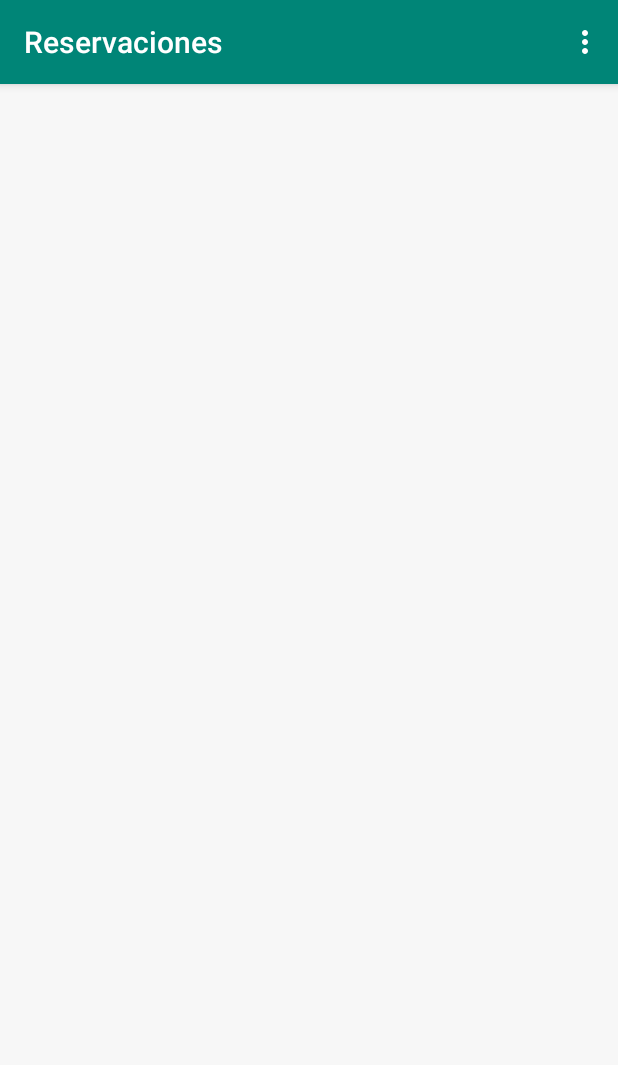
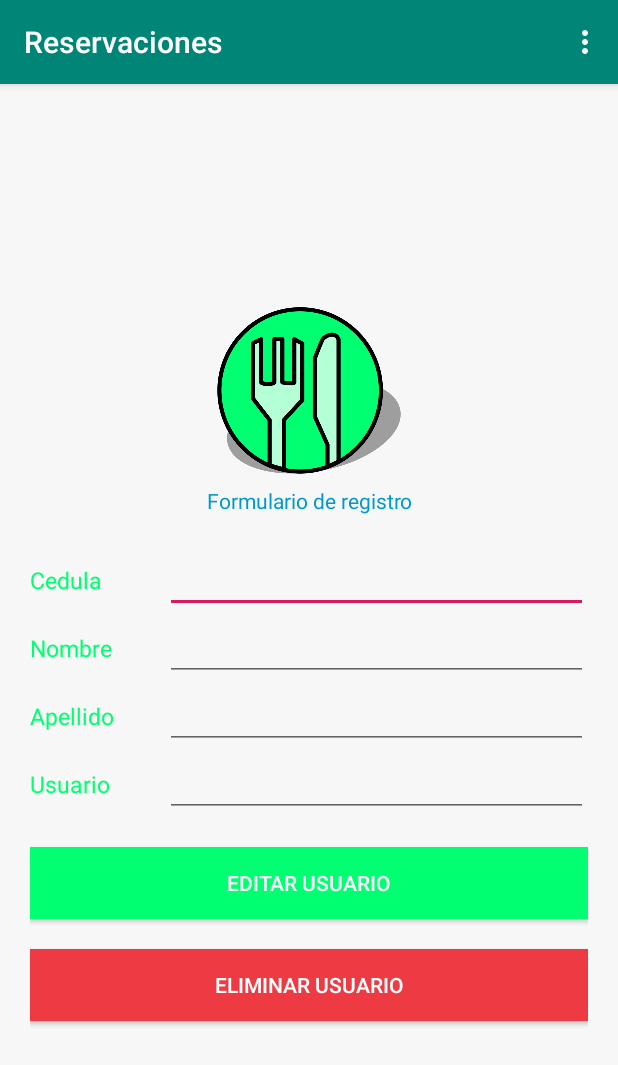
Before and after one commit to luisillo21/Marina_proyecto, an Android app: the DetalleUsuarios screen opened directly, with no data from a screen before it, on a phone screen of 412 x 824 dp. Shown: the top 1065 px of the screen. Run offline under Robolectric (Android 15) with nearby library versions, the phone set to English and light mode, and no system bars.

Commit message:
formularios

```diff
--- a/app/src/main/java/com/example/reservaciones/Activities/DetalleUsuarios.java
+++ b/app/src/main/java/com/example/reservaciones/Activities/DetalleUsuarios.java
@@ -9,15 +9,26 @@ import android.os.Bundle;
 import android.view.Menu;
 import android.view.MenuInflater;
 import android.view.MenuItem;
+import android.widget.Button;
+import android.widget.EditText;
 
 import com.example.reservaciones.R;
 
 public class DetalleUsuarios extends AppCompatActivity {
+    EditText nombre,cedula,apellido,usuario;
+    Button btnEditar,btnEliminar;
+
 
     @Override
     protected void onCreate(Bundle savedInstanceState) {
         super.onCreate(savedInstanceState);
         setContentView(R.layout.activity_detalle_usuarios);
+
+        nombre =(EditText) findViewById(R.id.etformNombre);
+        cedula =(EditText) findViewById(R.id.editCedula);
+        apellido = (EditText) findViewById(R.id.editApellido);
+        usuario = (EditText) findViewById(R.id.editUsuario);
+
 
     }
 
--- a/app/src/main/res/layout/activity_detalle_reservacion.xml
+++ b/app/src/main/res/layout/activity_detalle_reservacion.xml
@@ -1,9 +1,12 @@
 <?xml version="1.0" encoding="utf-8"?>
-<androidx.constraintlayout.widget.ConstraintLayout xmlns:android="http://schemas.android.com/apk/res/android"
+<LinearLayout xmlns:android="http://schemas.android.com/apk/res/android"
     xmlns:app="http://schemas.android.com/apk/res-auto"
     xmlns:tools="http://schemas.android.com/tools"
     android:layout_width="match_parent"
+    android:orientation="horizontal"
     android:layout_height="match_parent"
     tools:context=".Activities.DetalleReservacion">
 
-</androidx.constraintlayout.widget.ConstraintLayout>
+
+
+</LinearLayout>
--- a/app/src/main/res/layout/activity_detalle_usuarios.xml
+++ b/app/src/main/res/layout/activity_detalle_usuarios.xml
@@ -8,4 +8,158 @@
     android:layout_height="match_parent"
     tools:context=".Activities.DetalleUsuarios">
 
+    <LinearLayout
+        android:layout_width="match_parent"
+        android:layout_height="match_parent"
+        android:gravity="center"
+        android:background="#F7F7F7"
+        android:orientation="vertical"
+        android:visibility="visible"
+        android:layout_margin="20dp">
+
+        <ImageView
+            android:id="@+id/imageView5"
+            android:layout_width="wrap_content"
+            android:layout_height="125dp"
+            app:srcCompat="@drawable/fondo_3"
+            android:contentDescription="@string/mensaje"/>
+
+        <TextView
+            android:layout_width="wrap_content"
+            android:layout_height="wrap_content"
+            android:text="@string/formulario_usuario"
+            android:textAlignment="center"
+            android:textColor="@android:color/holo_blue_dark"
+            android:ems="10"
+            android:paddingBottom="20dp"/>
+
+        <LinearLayout
+            android:layout_width="match_parent"
+            android:layout_height="wrap_content"
+            android:orientation="horizontal">
+
+
+            <TextView
+                android:layout_width="90dp"
+                android:textSize="15sp"
+                android:layout_height="wrap_content"
+                android:ems="20"
+                android:text="@string/Cedula"
+                android:textColor="@color/fondo_verde" />
+
+            <EditText
+                android:layout_width="match_parent"
+                android:layout_height="wrap_content"
+                android:id="@+id/editCedula"
+                android:textColor="@android:color/holo_blue_dark"
+                android:inputType="text"
+                />
+
+
+        </LinearLayout>
+
+        <LinearLayout
+            android:layout_width="match_parent"
+            android:layout_height="wrap_content"
+            android:orientation="horizontal">
+
+
+            <TextView
+                android:layout_width="90dp"
+                android:textSize="15sp"
+                android:layout_height="wrap_content"
+                android:ems="20"
+                android:text="@string/Nombre"
+                android:textColor="@color/fondo_verde" />
+
+            <EditText
+                android:layout_width="match_parent"
+                android:layout_height="wrap_content"
+                android:id="@+id/editNombre"
+                android:textColor="@android:color/holo_blue_dark"
+                android:inputType="text"
+                />
+
+
+        </LinearLayout>
+
+        <LinearLayout
+            android:layout_width="match_parent"
+            android:layout_height="wrap_content"
+            android:orientation="horizontal">
+
+
+            <TextView
+                android:layout_width="90dp"
+                android:textSize="15sp"
+                android:layout_height="wrap_content"
+                android:ems="20"
+                android:text="@string/Apellido"
+                android:textColor="@color/fondo_verde" />
+
+            <EditText
+                android:layout_width="match_parent"
+                android:layout_height="wrap_content"
+                android:id="@+id/editApellido"
+                android:textColor="@android:color/holo_blue_dark"
+                android:inputType="text"
+                />
+
+
+        </LinearLayout>
+
+        <LinearLayout
+            android:layout_width="match_parent"
+            android:layout_height="wrap_content"
+            android:orientation="horizontal">
+
+
+            <TextView
+                android:id="@+id/tw_usuario"
+                android:layout_width="90dp"
+                android:textSize="15sp"
+                android:layout_height="wrap_content"
+                android:ems="20"
+                android:text="@string/Usuario"
+                android:textColor="@color/fondo_verde" />
+
+            <EditText
+                android:layout_width="match_parent"
+                android:layout_height="wrap_content"
+                android:id="@+id/editUsuario"
+                android:textColor="@android:color/holo_blue_dark"
+                android:inputType="text"
+                />
+
+
+        </LinearLayout>
+
+
+
+
+
+        <Button
+            android:layout_marginTop="20dp"
+            android:layout_width="match_parent"
+            android:layout_height="wrap_content"
+            android:id="@+id/editarReservacion"
+            android:text="@string/editarUsuario"
+            android:textColor="@android:color/white"
+            android:background="@color/fondo_verde"
+
+            />
+
+        <Button
+            android:layout_marginTop="20dp"
+            android:layout_width="match_parent"
+            android:layout_height="wrap_content"
+            android:id="@+id/btn_"
+            android:text="@string/eliminarUsuario"
+            android:textColor="@android:color/white"
+            android:background="@color/fondo_rojo"
+
+            />
+
+    </LinearLayout>
+
 </LinearLayout>
--- a/app/src/main/res/values/strings.xml
+++ b/app/src/main/res/values/strings.xml
@@ -24,5 +24,8 @@
     <string name="agregarReserva">Crear Reservacion</string>
     <string name="conf_contra">Confirmar contraseña</string>
 
+    <string name="editarUsuario">Editar Usuario</string>
+    <string name="eliminarUsuario">Eliminar Usuario</string>
+
 
 </resources>
```
